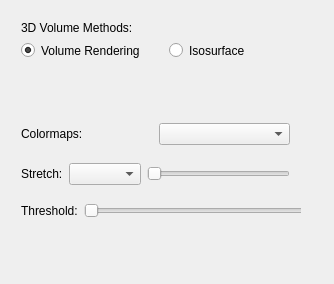
Old version of the form vispy_volume/options_widget.ui in the repository glue-viz/glue-vispy-viewers.
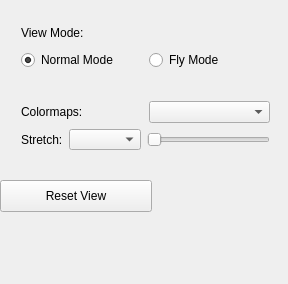
New version of the form.

Commit message: Add stretch and fly camera mode

The edit to the form file:
```diff
--- a/vispy_volume/options_widget.ui
+++ b/vispy_volume/options_widget.ui
@@ -6,7 +6,7 @@
    <rect>
     <x>0</x>
     <y>0</y>
-    <width>334</width>
+    <width>288</width>
     <height>284</height>
    </rect>
   </property>
@@ -18,17 +18,28 @@
     <rect>
      <x>10</x>
      <y>10</y>
-     <width>311</width>
-     <height>61</height>
+     <width>271</width>
+     <height>71</height>
     </rect>
    </property>
    <layout class="QGridLayout" name="gridLayout">
+    <item row="1" column="1">
+     <layout class="QHBoxLayout" name="horizontalLayout_4">
+      <item>
+       <widget class="QRadioButton" name="fly_mode">
+        <property name="text">
+         <string>Fly Mode</string>
+        </property>
+       </widget>
+      </item>
+     </layout>
+    </item>
     <item row="0" column="0">
      <layout class="QHBoxLayout" name="horizontalLayout">
       <item>
        <widget class="QLabel" name="label">
         <property name="text">
-         <string>3D Volume Methods:</string>
+         <string>View Mode:</string>
         </property>
        </widget>
       </item>
@@ -37,59 +48,25 @@
     <item row="1" column="0">
      <widget class="QRadioButton" name="vol_radio">
       <property name="text">
-       <string>Volume Rendering</string>
+       <string>Normal Mode</string>
       </property>
       <property name="checked">
        <bool>true</bool>
       </property>
      </widget>
     </item>
-    <item row="1" column="1">
-     <widget class="QRadioButton" name="iso_radio">
-      <property name="text">
-       <string>Isosurface</string>
-      </property>
-     </widget>
-    </item>
    </layout>
   </widget>
   <widget class="QWidget" name="gridLayoutWidget_2">
    <property name="geometry">
     <rect>
      <x>10</x>
-     <y>100</y>
-     <width>291</width>
-     <height>141</height>
+     <y>90</y>
+     <width>271</width>
+     <height>71</height>
     </rect>
    </property>
    <layout class="QGridLayout" name="gridLayout_3">
-    <item row="5" column="0">
-     <layout class="QHBoxLayout" name="horizontalLayout_5">
-      <item>
-       <widget class="QLabel" name="threshold_lab">
-        <property name="text">
-         <string>Threshold:</string>
-        </property>
-       </widget>
-      </item>
-      <item>
-       <widget class="QSlider" name="threshold_slider">
-        <property name="minimumSize">
-         <size>
-          <width>238</width>
-          <height>0</height>
-         </size>
-        </property>
-        <property name="orientation">
-         <enum>Qt::Horizontal</enum>
-        </property>
-        <property name="invertedAppearance">
-         <bool>false</bool>
-        </property>
-       </widget>
-      </item>
-     </layout>
-    </item>
     <item row="0" column="0">
      <layout class="QHBoxLayout" name="horizontalLayout_6">
       <item>
@@ -142,9 +119,19 @@
     </item>
    </layout>
   </widget>
-  <zorder>gridLayoutWidget</zorder>
-  <zorder>gridLayoutWidget_2</zorder>
-  <zorder>horizontalLayoutWidget</zorder>
+  <widget class="QPushButton" name="reset_button">
+   <property name="geometry">
+    <rect>
+     <x>0</x>
+     <y>180</y>
+     <width>152</width>
+     <height>32</height>
+    </rect>
+   </property>
+   <property name="text">
+    <string>Reset View</string>
+   </property>
+  </widget>
  </widget>
  <layoutdefault spacing="6" margin="11"/>
  <resources/>
```
Left out of the diff: 2 changed lines with no effect on the pictures. The commit also changes 2 other files.
